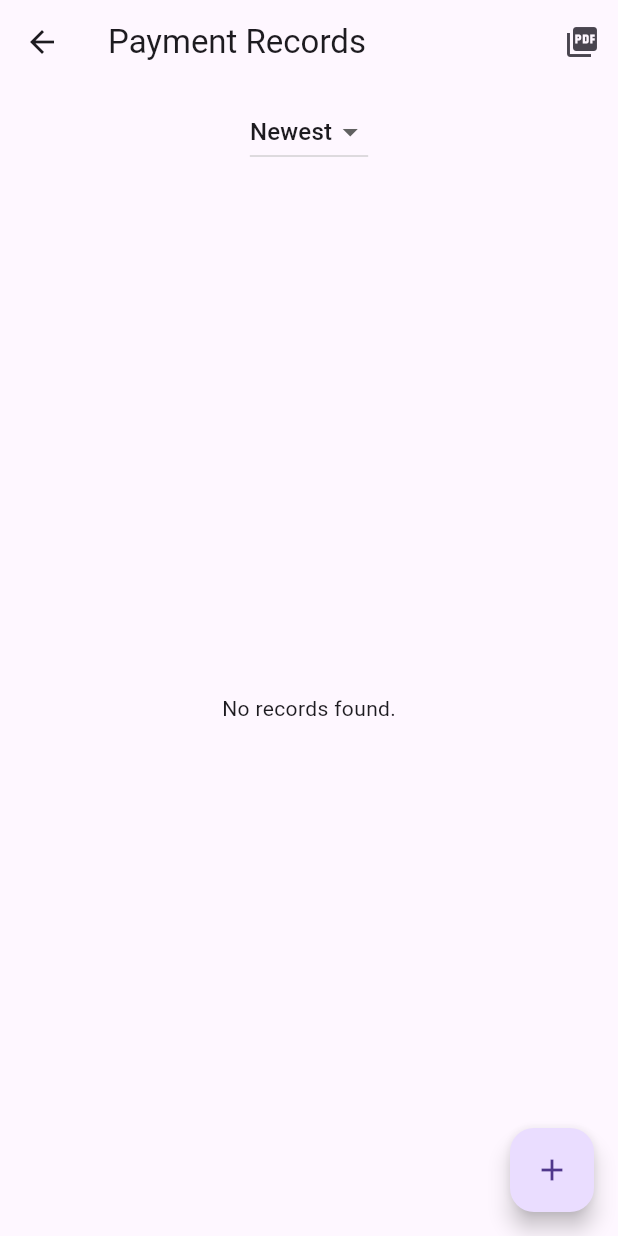
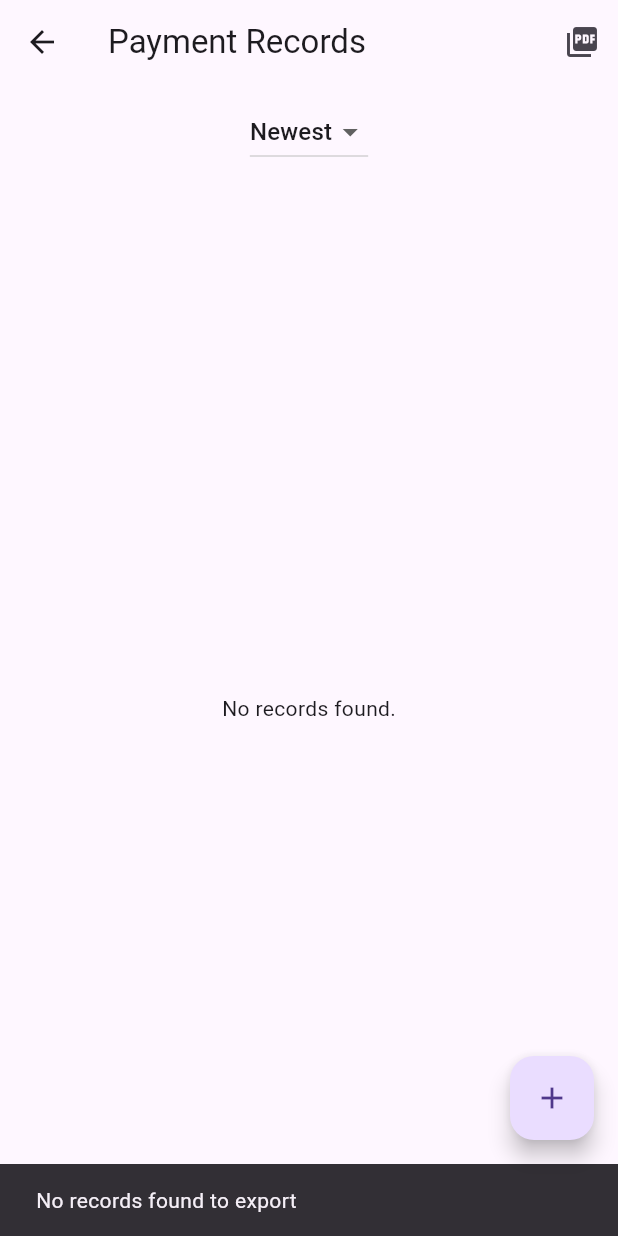
Before and after one commit to thoriq919/seam-flutter, a Flutter app: the IndexScreen screen opened by its route, after a tap on the "picture as pdf" icon, on a phone screen of 412 x 824 dp. Run offline on Flutter 3.47's test engine with Material 3 defaults, Android fonts, the phone set to English and light mode, and no system bars; our stand-ins replace bloc, cloud_firestore, email_validator, file_picker, firebase_auth, firebase_core and 9 more; missing offline and left inert: firebase_in_app_messaging, icon_decoration; accounts and stored records are empty.

Commit message:
update pembayaran

```diff
--- a/lib/screens/admin/penjualan/pdf_export.dart
+++ b/lib/screens/admin/penjualan/pdf_export.dart
@@ -3,14 +3,33 @@ import 'package:pdf/pdf.dart';
 import 'package:pdf/widgets.dart' as pw;
 import 'package:path_provider/path_provider.dart';
 import 'package:cloud_firestore/cloud_firestore.dart';
+import 'package:file_picker/file_picker.dart';
+import 'package:flutter/material.dart';
 
-Future<void> exportToPDF() async {
+Future<void> exportToPDF(BuildContext context) async {
+  try {
     final pdf = pw.Document();
     final FirebaseFirestore _firestore = FirebaseFirestore.instance;
+
+    // Show loading indicator
+    showDialog(
+      context: context,
+      barrierDismissible: false,
+      builder: (context) => Center(child: CircularProgressIndicator()),
+    );
 
     final QuerySnapshot snapshot =
         await _firestore.collection('pembayaran').get();
     final records = snapshot.docs;
+
+    // Check if there are any records
+    if (records.isEmpty) {
+      Navigator.of(context).pop(); // Dismiss loading indicator
+      ScaffoldMessenger.of(context).showSnackBar(
+        SnackBar(content: Text('No records found to export')),
+      );
+      return;
+    }
 
     pdf.addPage(
       pw.Page(
@@ -19,7 +38,8 @@ Future<void> exportToPDF() async {
             children: [
               pw.Text('Payment Records', style: pw.TextStyle(fontSize: 24)),
               pw.SizedBox(height: 20),
-            pw.Table.fromTextArray(
+              pw.TableHelper.fromTextArray(
+                context: context,
                 data: <List<String>>[
                   <String>['Name', 'Order ID', 'Total', 'Status', 'Created At'],
                   ...records.map((record) {
@@ -28,10 +48,15 @@ Future<void> exportToPDF() async {
                       record['orderId']?.toString() ?? 'N/A',
                       record['total_bayar']?.toString() ?? '0',
                       record['status']?.toString() ?? 'N/A',
-                    record['createdAt']?.toDate().toString() ?? 'N/A',
+                      record['createdAt'] != null
+                          ? record['createdAt'].toDate().toString()
+                          : 'N/A',
                     ];
                   }).toList(),
                 ],
+                headerStyle: pw.TextStyle(fontWeight: pw.FontWeight.bold),
+                cellStyle: pw.TextStyle(),
+                border: pw.TableBorder.all(),
               ),
             ],
           );
@@ -39,8 +64,40 @@ Future<void> exportToPDF() async {
       ),
     );
 
-  final output = await getTemporaryDirectory();
-  final file = File("${output.path}/payment_records.pdf");
-  await file.writeAsBytes(await pdf.save());
-  print("PDF saved at ${file.path}");
+    // Save PDF
+    final pdfBytes = await pdf.save();
+
+    // Use File Picker to select save location
+    String? outputFile = await FilePicker.platform.saveFile(
+      dialogTitle: 'Save PDF File',
+      fileName: 'payment_records.pdf',
+    );
+
+    // Dismiss loading indicator
+    Navigator.of(context).pop();
+
+    if (outputFile != null) {
+      final file = File(outputFile);
+      await file.writeAsBytes(pdfBytes);
+
+      // Show success message
+      ScaffoldMessenger.of(context).showSnackBar(
+        SnackBar(content: Text('PDF saved successfully at $outputFile')),
+      );
+    } else {
+      // User canceled file selection
+      ScaffoldMessenger.of(context).showSnackBar(
+        SnackBar(content: Text('PDF export canceled')),
+      );
     }
+  } catch (e) {
+    // Dismiss loading indicator if still shown
+    Navigator.of(context).pop();
+
+    // Show error message
+    ScaffoldMessenger.of(context).showSnackBar(
+      SnackBar(content: Text('Error exporting PDF: ${e.toString()}')),
+    );
+    print('PDF Export Error: $e');
+  }
+}
--- a/pubspec.yaml
+++ b/pubspec.yaml
@@ -48,13 +48,12 @@ dependencies:
   google_maps_flutter: ^2.10.0
   google_maps_flutter_android: ^2.14.11
   http: ^1.2.2
-  path_provider: ^2.1.5
-  pdf: ^3.11.1
   icon_decoration: ^2.1.0
   image_picker: ^1.1.2
   intl: ^0.20.1
+  path_provider: ^2.1.5
+  pdf: ^3.11.1
   percent_indicator: ^4.2.4
-
   url_launcher_android: ^6.3.14
   webview_flutter: ^2.0.10
 
```
Also changed, not shown: lib/screens/admin/penjualan/index_screen.dart (+21 -5 lines), lib/screens/admin/penjualan/penjualan_screen.dart (+8 -30 lines). Lines whose indentation alone changed are shown as unchanged.
